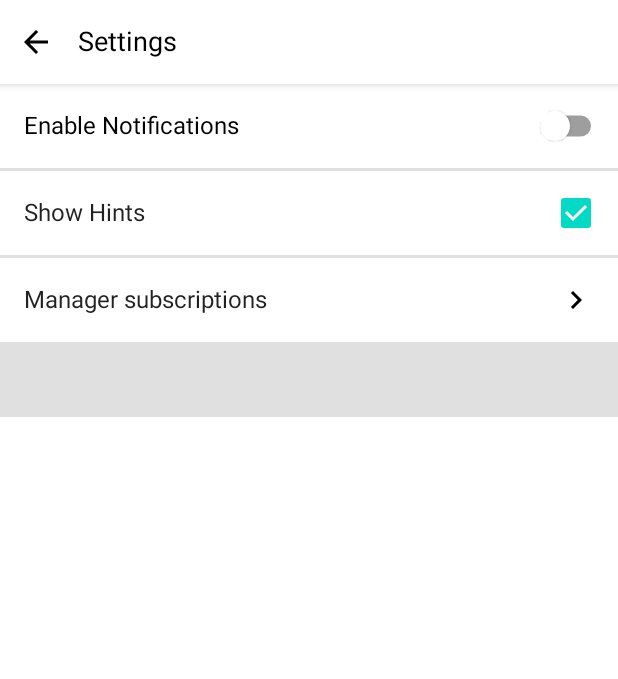
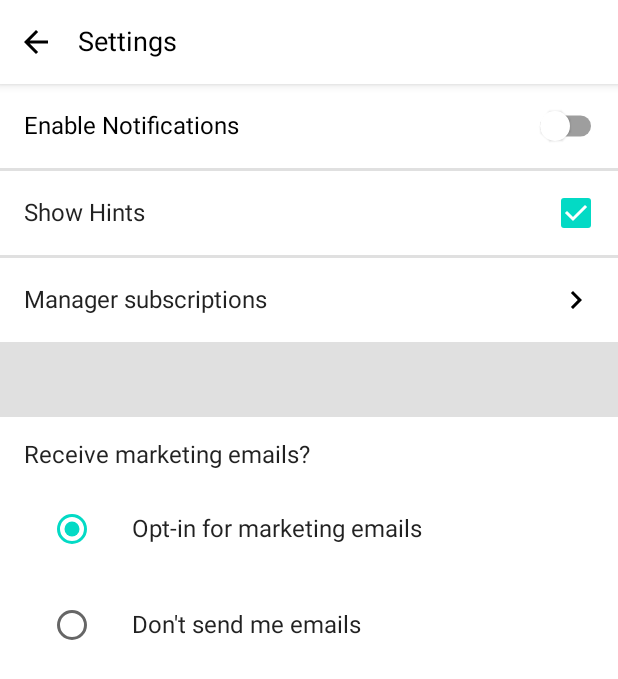
Before and after one commit to manoflogan/ComposeAuthentication, an Android app built with Jetpack Compose: the screen it shows after launch (MainActivity), on a phone screen of 412 x 824 dp. Shown: the top 679 px of the screen. Run offline under Robolectric (Android 15) with nearby library versions, the phone set to English and light mode, and no system bars.

Commit message:
[Step 9] Define the Marketing Option row composable.

```diff
--- a/app/src/main/java/com/manoflogan/compose/authentication/composables/Settings.kt
+++ b/app/src/main/java/com/manoflogan/compose/authentication/composables/Settings.kt
@@ -8,6 +8,7 @@ import androidx.compose.foundation.layout.PaddingValues
 import androidx.compose.foundation.layout.Row
 import androidx.compose.foundation.layout.Spacer
 import androidx.compose.foundation.layout.fillMaxWidth
+import androidx.compose.foundation.layout.height
 import androidx.compose.foundation.layout.heightIn
 import androidx.compose.foundation.layout.padding
 import androidx.compose.foundation.layout.width
@@ -18,6 +19,7 @@ import androidx.compose.material.Checkbox
 import androidx.compose.material.Divider
 import androidx.compose.material.Icon
 import androidx.compose.material.MaterialTheme
+import androidx.compose.material.RadioButton
 import androidx.compose.material.Scaffold
 import androidx.compose.material.Surface
 import androidx.compose.material.Switch
@@ -31,6 +33,7 @@ import androidx.compose.runtime.Composable
 import androidx.compose.runtime.collectAsState
 import androidx.compose.ui.Alignment
 import androidx.compose.ui.Modifier
+import androidx.compose.ui.res.stringArrayResource
 import androidx.compose.ui.res.stringResource
 import androidx.compose.ui.semantics.Role
 import androidx.compose.ui.semantics.heading
@@ -41,6 +44,7 @@ import androidx.compose.ui.unit.sp
 import androidx.lifecycle.viewmodel.compose.viewModel
 import com.manoflogan.compose.authentication.R
 import com.manoflogan.compose.authentication.SettingsViewModel
+import com.manoflogan.compose.authentication.models.MarketingOption
 import com.manoflogan.compose.authentication.models.SettingsState
 
 @Composable
@@ -115,6 +119,14 @@ fun SettingsList(uiState: SettingsState, viewModel: SettingsViewModel, modifier:
             )
             Divider(thickness = 2.dp)
             SectionSpacer(modifier = Modifier.fillMaxWidth())
+            MarketingSettings(
+                text = stringResource(id = R.string.receive_marketing_emails),
+                selected = uiState.marketingOption,
+                onSelected = { marketingOption: MarketingOption ->
+                    viewModel.setMarketingOption(marketingOption)
+                },
+                modifier = Modifier.fillMaxWidth()
+            )
         }
     }
 }
@@ -212,3 +224,27 @@ fun SectionSpacer(modifier: Modifier) {
         .heightIn(48.dp)
         .background(MaterialTheme.colors.onSurface.copy(alpha = 0.12f)))
 }
+
+@Composable
+fun MarketingSettings(text: String, selected: MarketingOption, onSelected: (MarketingOption) -> Unit, modifier: Modifier) {
+    SettingsItem(modifier = modifier) {
+        Column(modifier = modifier.padding(16.dp)) {
+            Text(text = text)
+            Spacer(modifier = Modifier.height(8.dp))
+            val options = stringArrayResource(id = R.array.settings_options_marketing_choice)
+            options.forEachIndexed {index, option ->
+                Row(verticalAlignment = Alignment.CenterVertically, modifier = Modifier
+                    .fillMaxWidth().padding(8.dp)
+                ) {
+                    RadioButton(selected = selected.state == index, onClick = {
+                        val marketingOption = if (selected.state == index) MarketingOption.ALLOWED else MarketingOption.NOT_ALLOWED
+                        onSelected(marketingOption)
+                    })
+                    Text(text = option, modifier= Modifier.padding(start = 16.dp))
+                }
+            }
+
+        }
+
+    }
+}
--- a/app/src/main/res/values/strings.xml
+++ b/app/src/main/res/values/strings.xml
@@ -14,4 +14,9 @@
     <string name="hints_disabled">Hints disabled</string>
     <string name="manage_subscriptions">Manager subscriptions</string>
     <string name="manage_subscriptions_accessibility">Open subscriptions</string>
+    <string name="receive_marketing_emails">Receive marketing emails?</string>
+    <string-array name="settings_options_marketing_choice">
+        <item>Opt-in for marketing emails</item>
+        <item>Don\'t send me emails</item>
+    </string-array>
 </resources>
```
